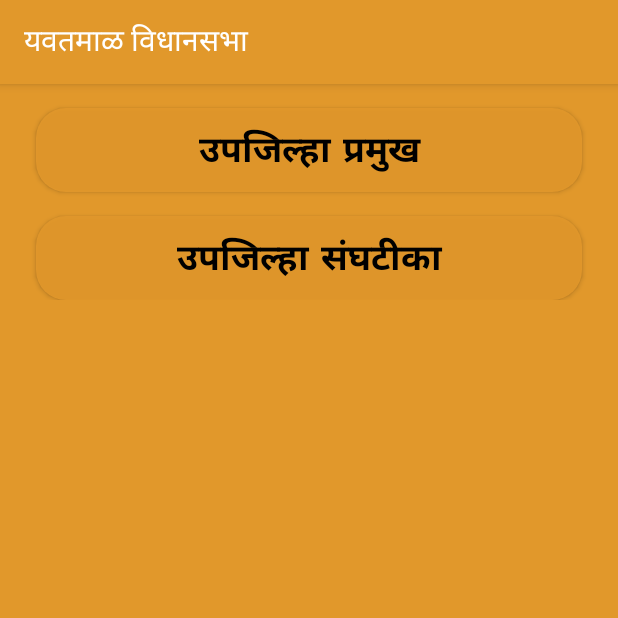
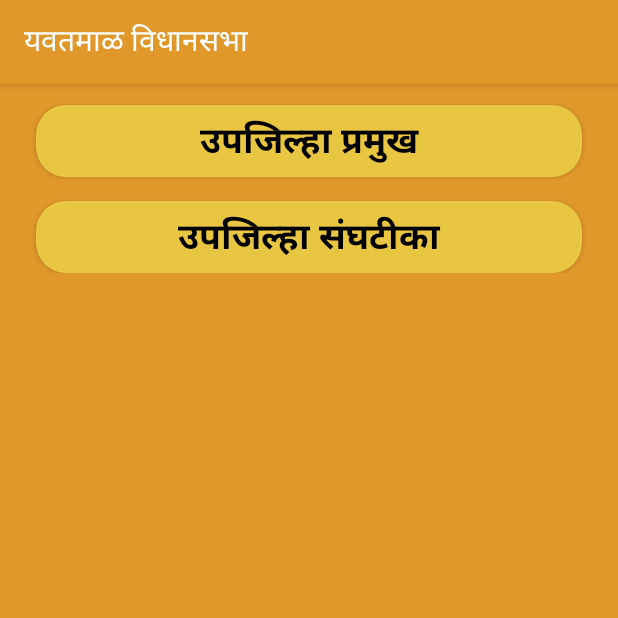
Before and after one commit to shritambaskar/shivsena_yavatmal, an Android app: the YavatmalVidhansabhaActivity screen opened directly, with no data from a screen before it, on a phone screen of 412 x 824 dp, the top half of it. Run offline under Robolectric (Android 15) with nearby library versions, the phone set to English and light mode, and no system bars.

Commit message:
Shivsena Yavatmal

```diff
--- a/app/src/main/res/drawable/rounded_bt.xml
+++ b/app/src/main/res/drawable/rounded_bt.xml
@@ -3,7 +3,7 @@
     android:shape="rectangle">
 
     <corners android:radius="20dp"/> // if you want clear round shape then make radius size is half of your  button`s height.
-    <solid android:color="#EE0B0901"/> // Button Colour
+    <solid android:color="#EEEDCC45"/> // Button Colour
     <padding
         android:bottom="5dp"
         android:left="10dp"
--- a/app/src/main/res/values-night/themes.xml
+++ b/app/src/main/res/values-night/themes.xml
@@ -1,6 +1,6 @@
 <resources xmlns:tools="http://schemas.android.com/tools">
     <!-- Base application theme. -->
-    <style name="Theme.शिवसेनायवतमाळ" parent="Theme.MaterialComponents.DayNight.DarkActionBar">
+    <style name="Theme.शिवसेनायवतमाळ" parent="Theme.AppCompat.DayNight.DarkActionBar">
         <!-- Primary brand color. -->
         <item name="colorPrimary">@color/purple_200</item>
         <item name="colorPrimaryVariant">@color/purple_700</item>
--- a/app/src/main/res/values/themes.xml
+++ b/app/src/main/res/values/themes.xml
@@ -1,6 +1,6 @@
 <resources xmlns:tools="http://schemas.android.com/tools">
     <!-- Base application theme. -->
-    <style name="Theme.शिवसेनायवतमाळ" parent="Theme.MaterialComponents.DayNight.DarkActionBar">
+    <style name="Theme.शिवसेनायवतमाळ" parent="Theme.AppCompat.DayNight.DarkActionBar">
         <!-- Primary brand color. -->
         <item name="colorPrimary">@color/purple_500</item>
         <item name="colorPrimaryVariant">@color/purple_700</item>
```
